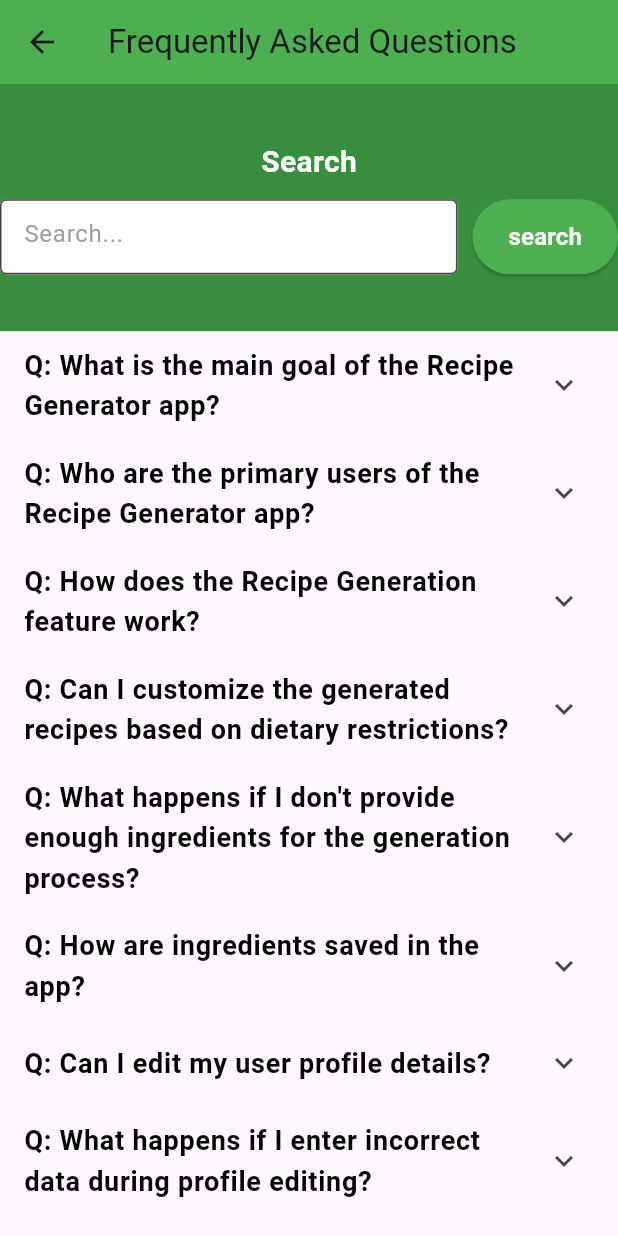
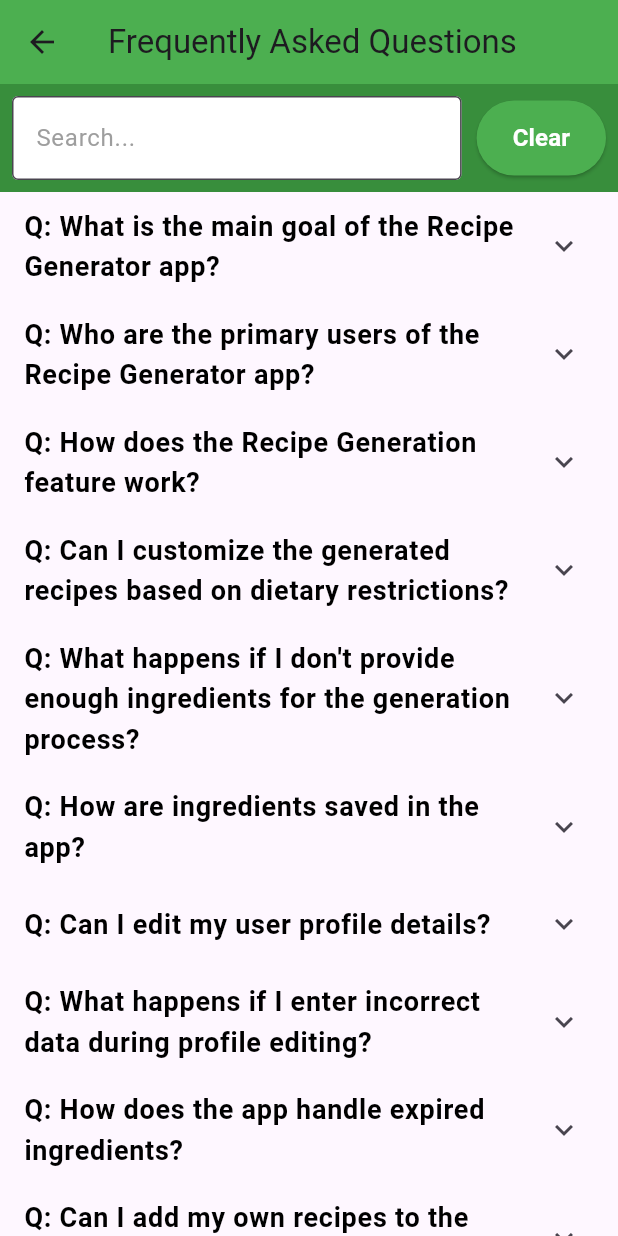
Before and after one commit to RhysRoo/SDrecipe, a Flutter app: the screen it shows once a user with an empty profile is signed in, in the side drawer, after a tap on "FAQ", on a phone screen of 412 x 824 dp. Run offline on Flutter 3.47's test engine with Material 3 defaults, Android fonts, the phone set to English and light mode, and no system bars; our stand-ins replace cloud_firestore, firebase_auth, firebase_core, google_sign_in, sign_in_with_apple, video_player; accounts and stored records are empty.

Commit message:
Your commit message here

```diff
--- a/recipe_app/lib/pages/faqs_page/FAQ_page.dart
+++ b/recipe_app/lib/pages/faqs_page/FAQ_page.dart
@@ -1,8 +1,5 @@
-// ignore_for_file: sort_child_properties_last, deprecated_member_use, file_names
-
 import 'package:flutter/material.dart';
 
-//questions and awnser set up
 class QAItem extends StatelessWidget {
   final String title;
   final List<Widget> children;
@@ -11,13 +8,13 @@ class QAItem extends StatelessWidget {
   final Color childrenColor;
 
   const QAItem({
-    super.key,
+    Key? key,
     required this.title,
     required this.children,
     this.backgroundColor = Colors.green,
     this.titleColor = Colors.black,
     this.childrenColor = Colors.white,
-  });
+  }) : super(key: key);
 
   @override
   Widget build(BuildContext context) {
@@ -25,7 +22,10 @@ class QAItem extends StatelessWidget {
       title: Text(
         title,
         style: TextStyle(
-            color: titleColor, fontSize: 18.0, fontWeight: FontWeight.bold),
+          color: titleColor,
+          fontSize: 18.0,
+          fontWeight: FontWeight.bold,
+        ),
       ),
       children: children
           .map((child) => Padding(
@@ -33,7 +33,10 @@ class QAItem extends StatelessWidget {
                 child: Align(
                   alignment: Alignment.topLeft,
                   child: DefaultTextStyle(
-                    style: TextStyle(color: childrenColor, fontSize: 16.0),
+                    style: TextStyle(
+                      color: childrenColor,
+                      fontSize: 16.0,
+                    ),
                     child: child,
                   ),
                 ),
@@ -44,94 +47,22 @@ class QAItem extends StatelessWidget {
   }
 }
 
-// ignore: camel_case_types
-class FAQ_page extends StatelessWidget {
-  const FAQ_page({super.key});
+class FAQ_page extends StatefulWidget {
+  const FAQ_page({Key? key}) : super(key: key);
 
   @override
-  Widget build(BuildContext context) {
-    return Scaffold(
-      appBar: AppBar(
-        title: const Text('Frequently Asked Questions'), //title
-        backgroundColor: Colors.green, //background
-      ),
-      body: ListView(
-        children: [
-          Row(
-            children: [
-              Expanded(
-                child: Container(
-                  //search container
-                  color: Colors.green[700],
-                  height: MediaQuery.of(context).size.height * 0.20,
-                  child: Column(
-                    mainAxisAlignment: MainAxisAlignment.center,
-                    children: [
-                      const Row(
-                        mainAxisAlignment: MainAxisAlignment.center,
-                        children: [
-                          Text(
-                            'Search',
-                            style: TextStyle(
-                              fontWeight: FontWeight.bold,
-                              fontSize: 20.0,
-                              color: Colors.white,
-                            ),
-                          ),
-                        ],
-                      ),
-                      const SizedBox(height: 10),
-                      Row(
-                        mainAxisAlignment: MainAxisAlignment.center,
-                        crossAxisAlignment: CrossAxisAlignment.center,
-                        children: [
-                          const Expanded(
-                            child: SizedBox(
-                              height: 50.0,
-                              child: TextField(
-                                //text box to search (not functional)
-                                decoration: InputDecoration(
-                                  hintText: 'Search...',
-                                  hintStyle: TextStyle(color: Colors.grey),
-                                  border: OutlineInputBorder(),
-                                  filled: true,
-                                  fillColor: Colors.white,
-                                ),
-                                style: TextStyle(color: Colors.black),
-                                minLines: 1,
-                                maxLines: 1,
-                              ),
-                            ),
-                          ),
-                          const SizedBox(width: 10),
-                          ElevatedButton(
-                            onPressed: () {
-                              // button to search (not functional)
-                            },
-                            style: ElevatedButton.styleFrom(
-                              backgroundColor: Colors.green,
-                              padding: const EdgeInsets.symmetric(
-                                  horizontal: 24.0, vertical: 12.0),
-                              minimumSize: const Size(0, 50),
-                            ),
-                            child: const Text(
-                              'search', // search button
-                              style: TextStyle(
-                                fontSize: 16.0,
-                                fontWeight: FontWeight.bold,
-                                color: Colors.white,
-                              ),
-                            ),
-                          ),
-                        ],
-                      ),
-                    ],
-                  ),
-                ),
-              ),
-            ],
-          ),
-          //coad for each q and a
+  _FAQ_pageState createState() => _FAQ_pageState();
+}
+
+class _FAQ_pageState extends State<FAQ_page> {
+  late TextEditingController _searchController;
+  List<QAItem> _allQuestions = [];
+  List<QAItem> _filteredQuestions = [];
+
+  @override
+  void initState() {
+    super.initState();
+    _allQuestions = [
       const QAItem(
         title: 'Q: What is the main goal of the Recipe Generator app?',
         children: [
@@ -214,14 +145,91 @@ class FAQ_page extends StatelessWidget {
         ],
       ),
       const QAItem(
-            title:
-                'Q: What to do if your question is not here?',
+        title: 'Q: What to do if your question is not here?',
         children: [
           Text(
               'A: Go to About us page and send one of the team members your question.'),
         ],
       ),
+    ];
+    _filteredQuestions.addAll(_allQuestions);
+    _searchController = TextEditingController();
+    _searchController.addListener(_onSearchChanged);
+  }
 
+  @override
+  void dispose() {
+    _searchController.dispose();
+    super.dispose();
+  }
+
+  void _onSearchChanged() {
+    setState(() {
+      final query = _searchController.text.toLowerCase();
+      _filteredQuestions = _allQuestions.where((qaItem) {
+        final title = qaItem.title.toLowerCase();
+        return title.contains(query);
+      }).toList();
+    });
+  }
+
+  @override
+  Widget build(BuildContext context) {
+    return Scaffold(
+      appBar: AppBar(
+        title: const Text('Frequently Asked Questions'),
+        backgroundColor: Colors.green,
+      ),
+      body: Column(
+        children: [
+          Container(
+            color: Colors.green[700],
+            padding: const EdgeInsets.all(8.0),
+            child: Row(
+              children: [
+                Expanded(
+                  child: TextField(
+                    controller: _searchController,
+                    decoration: InputDecoration(
+                      hintText: 'Search...',
+                      hintStyle: TextStyle(color: Colors.grey),
+                      border: OutlineInputBorder(),
+                      filled: true,
+                      fillColor: Colors.white,
+                    ),
+                  ),
+                ),
+                const SizedBox(width: 10),
+                ElevatedButton(
+                  onPressed: () {
+                    _searchController.clear();
+                  },
+                  style: ElevatedButton.styleFrom(
+                    backgroundColor: Colors.green,
+                    padding: const EdgeInsets.symmetric(
+                        horizontal: 24.0, vertical: 12.0),
+                    minimumSize: const Size(0, 50),
+                  ),
+                  child: const Text(
+                    'Clear',
+                    style: TextStyle(
+                      fontSize: 16.0,
+                      fontWeight: FontWeight.bold,
+                      color: Colors.white,
+                    ),
+                  ),
+                ),
+              ],
+            ),
+          ),
+          Expanded(
+            child: ListView.builder(
+              itemCount: _filteredQuestions.length,
+              itemBuilder: (context, index) {
+                return _filteredQuestions[index];
+              },
+            ),
+          ),
         ],
       ),
     );
```
Lines whose indentation alone changed are shown as unchanged.
